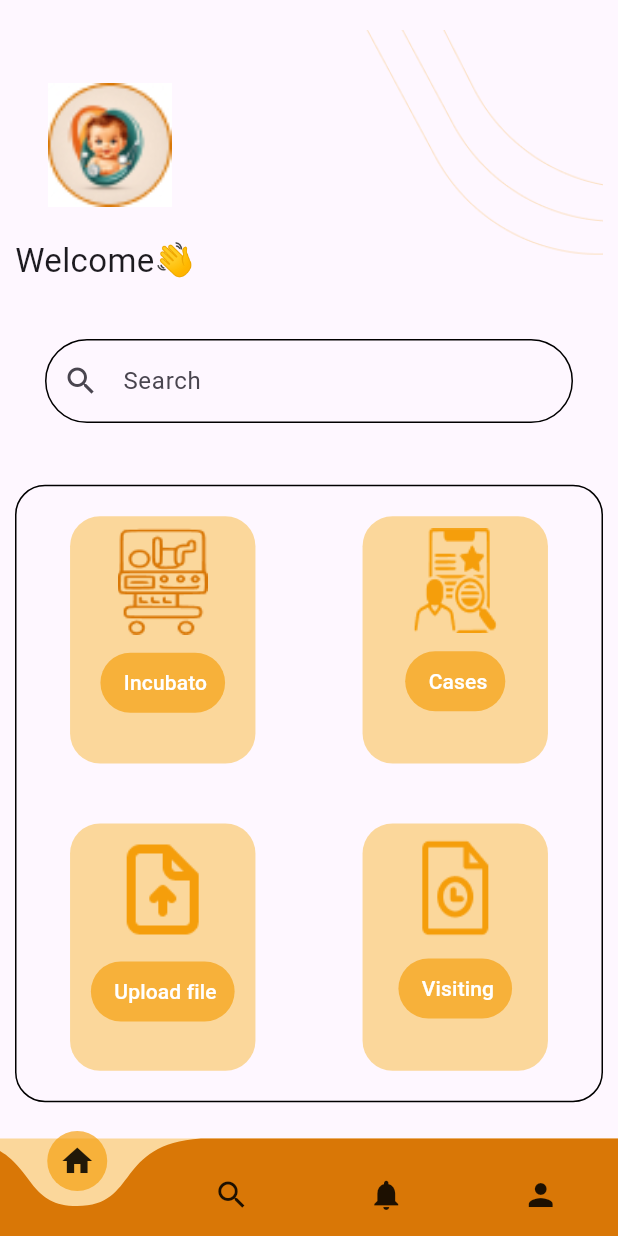
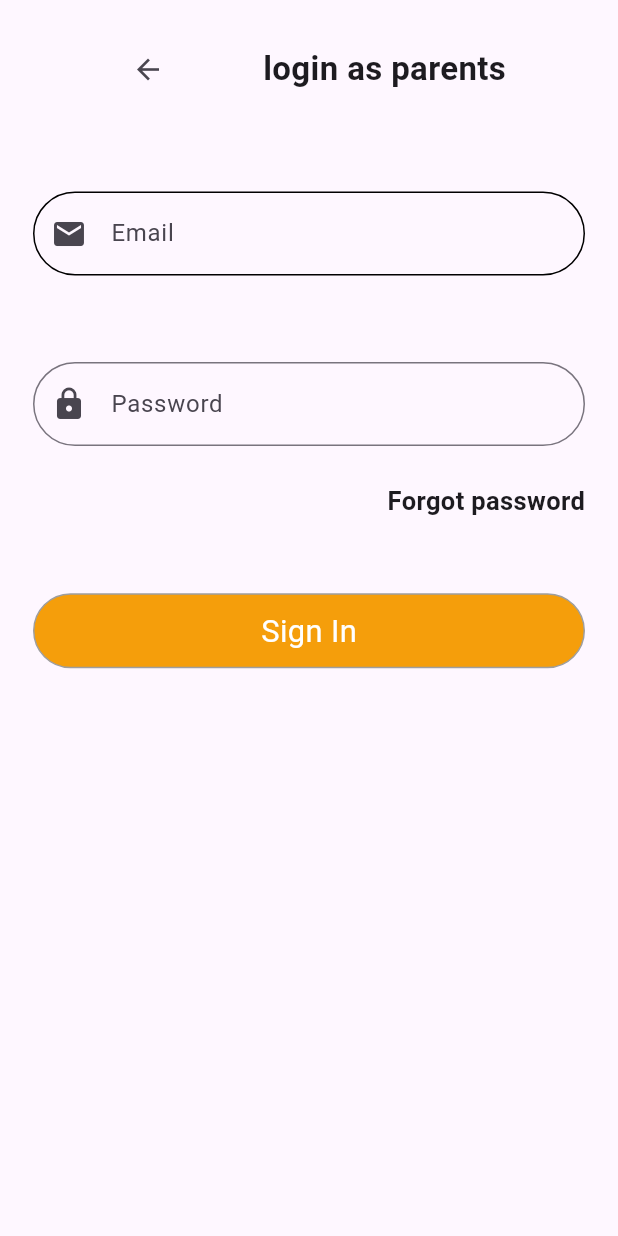
Before and after one commit to 3bdulrahmanMahmoud/graduate, a Flutter app: the screen it shows after launch, after a tap on "Skip", after a tap on "login as Incubator", on a phone screen of 412 x 824 dp. Run offline on Flutter 3.47's test engine with Material 3 defaults, Android fonts, the phone set to English and light mode, and no system bars; drawn by our look-alikes of curved_navigation_bar; our stand-ins replace animated_splash_screen, bloc, dio, flutter_bloc, google_sign_in, image_picker and 2 more; network calls fail.

Commit message:
the change in the log incubtor page

```diff
--- a/lib/main.dart
+++ b/lib/main.dart
@@ -11,6 +11,7 @@ import 'package:incubtor/pages/Incubator/incuptPage2.dart';
 import 'package:incubtor/pages/Login/Login_Page.dart';
 import 'package:incubtor/pages/Login/Sign_In_view.dart';
 import 'package:incubtor/pages/Login/register_page.dart';
+import 'package:incubtor/pages/Login/sign_In_Incubtor.dart';
 import 'package:incubtor/pages/OnboardingPage/onboarding2.dart';
 import 'package:incubtor/pages/OnboardingPage/onboarding3.dart';
 import 'package:incubtor/pages/Profiles/personal_profile.dart';
@@ -57,7 +58,8 @@ class GradutionProject extends StatelessWidget {
           'sign_in': (context) => SigninView(),
           'register': (context) => RegisterPage(),
           "search_parent_page":(context) => SearchParentPage(),
-          'splashScreen':(context) => SplashScreen()
+          'splashScreen':(context) => SplashScreen(),
+          "SignInIncubtor":(context) => SignInIncubtor(),
         },
         debugShowCheckedModeBanner: false,
         home:const  Auth(),
--- a/lib/pages/Login/Login_Page.dart
+++ b/lib/pages/Login/Login_Page.dart
@@ -45,7 +45,7 @@ class LoginPage extends StatelessWidget {
               height: heightQuery * .054,
             ),
             InkWell(
-              onTap: () => Navigator.pushNamed(context, 'homePage'),
+              onTap: () => Navigator.pushNamed(context, 'SignInIncubtor'),
               child: SizedBox(
                 width: WidthQuery * .75,
                 height: heightQuery * .072,
--- a/lib/pages/Login/register_page.dart
+++ b/lib/pages/Login/register_page.dart
@@ -3,6 +3,7 @@
 import 'package:flutter/material.dart';
 import 'package:flutter_bloc/flutter_bloc.dart';
 import 'package:incubtor/constant/constant_File.dart';
+import 'package:incubtor/core/cashe/cashe_helper.dart';
 import 'package:incubtor/cubit/User_cubit.dart';
 import 'package:incubtor/pages/Incubator/incubtPage.dart';
 import 'package:incubtor/pages/Visiting/VisitingPage.dart';
@@ -35,11 +36,13 @@ class _RegisterPageState extends State<RegisterPage> {
     return BlocConsumer<LoginCubit, LoginState>(
       listener: (context, state) {
         if (state is SignUpSuccess) {
+          casheHelper().saveData(key: "isLogin", value: true);
           ScaffoldMessenger.of(context).showSnackBar(
             SnackBar(
               content: Text(state.message),
             ),
-          );Navigator.pushNamed(context, 'homeParentPage');
+          );
+          Navigator.pushNamed(context, 'homeParentPage');
         } else if (state is SignInFailuer) {
           ScaffoldMessenger.of(context).showSnackBar(
             SnackBar(
@@ -52,7 +55,7 @@ class _RegisterPageState extends State<RegisterPage> {
         return Scaffold(
           body: SingleChildScrollView(
             child: Padding(
-              padding: const EdgeInsets.all(22.0),
+              padding: EdgeInsets.all(22.0),
               child: Column(children: [
                 heightSize,
                 //the back icon and login text
@@ -61,7 +64,7 @@ class _RegisterPageState extends State<RegisterPage> {
                   children: [
                     const BackButton(),
                     Sizebox2,
-                    const Text(
+                    Text(
                       'Sign Up',
                       style:
                           TextStyle(fontSize: 22, fontWeight: FontWeight.bold),
@@ -109,7 +112,9 @@ class _RegisterPageState extends State<RegisterPage> {
                 sized,
 
                 heightSize,
-                SizedBox(
+                state is SignUpLoading
+                    ? CircularProgressIndicator()
+                    : SizedBox(
                         width: WidthQuery * .8,
                         height: heightQuery * .06,
                         child: InkWell(
@@ -139,7 +144,7 @@ class _RegisterPageState extends State<RegisterPage> {
                       },
                     ),
                     Text(
-                      'you have already an account \?  ',
+                      'you have already an account ?  ',
                       style: TextStyle(
                           fontSize: MediaQuery.sizeOf(context).width * .04),
                     ),
--- a/lib/pages/Login/signInBody.dart
+++ b/lib/pages/Login/signInBody.dart
@@ -33,7 +33,7 @@ class _LoginBodyState extends State<LoginBody> {
                   onPressed: () {
                     Navigator.pushReplacementNamed(context, "loginPage");
                   },
-                  icon:const Icon(
+                  icon: const Icon(
                     Icons.arrow_back,
                     size: 22,
                   )),
@@ -44,8 +44,8 @@ class _LoginBodyState extends State<LoginBody> {
             ],
           ),
 
-           SizedBox(
-            height: MediaQuery.sizeOf(context).height*.07,
+          SizedBox(
+            height: MediaQuery.sizeOf(context).height * .07,
           ),
 
           SizedBox(
@@ -57,7 +57,7 @@ class _LoginBodyState extends State<LoginBody> {
             ),
           ),
           SizedBox(
-            height: MediaQuery.sizeOf(context).height*.07,
+            height: MediaQuery.sizeOf(context).height * .07,
           ),
 
           TextField(
@@ -161,7 +161,7 @@ class _LoginBodyState extends State<LoginBody> {
 
           SizedBox(
             width: 350,
-            height: MediaQuery.sizeOf(context).height * .08,
+            height: MediaQuery.sizeOf(context).height * .07,
             child: InkWell(
               child: signInCaseButton(
                   color: color_buttons,
@@ -176,7 +176,7 @@ class _LoginBodyState extends State<LoginBody> {
 
           SizedBox(
             width: 200,
-            height: MediaQuery.sizeOf(context).height * .1,
+            height: MediaQuery.sizeOf(context).height * .07,
             child: signInCaseButton(
                 color: color_buttons,
                 textcase: "Sign in with Facebook",
--- /dev/null
+++ b/lib/pages/Login/sign_In_Incubtor.dart
@@ -0,0 +1,100 @@
+import 'package:flutter/material.dart';
+import 'package:incubtor/constant/constant_File.dart';
+import 'package:incubtor/pages/Login/Sign_In_view.dart';
+import 'package:incubtor/pages/Login/signInBody.dart';
+import 'package:incubtor/widgets/Add_And_delete_case_button.dart';
+import 'package:incubtor/widgets/Login_Field.dart';
+
+class SignInIncubtor extends StatelessWidget {
+  SignInIncubtor({super.key});
+  TextEditingController signInEmail = TextEditingController();
+  TextEditingController signInPassword = TextEditingController();
+
+  @override
+  Widget build(BuildContext context) {
+    return Scaffold(
+      body: Padding(
+        padding: const EdgeInsets.all(22.0),
+        child: ListView(
+          children: [
+            //the back icon and login text
+
+            Row(
+              mainAxisAlignment: MainAxisAlignment.spaceEvenly,
+              children: [
+                IconButton(
+                    onPressed: () {
+                      Navigator.pushReplacementNamed(context, "loginPage");
+                    },
+                    icon: const Icon(
+                      Icons.arrow_back,
+                      size: 22,
+                    )),
+                const Text(
+                  'login as parents',
+                  style: TextStyle(fontSize: 22, fontWeight: FontWeight.bold),
+                ),
+              ],
+            ),
+
+            SizedBox(
+              height: MediaQuery.sizeOf(context).height * .07,
+            ),
+
+            SizedBox(
+              width: 200,
+              child: LOgInField(
+                mycontroler: SignInEmail,
+                icon: const Icon(Icons.email),
+                text: 'Email',
+              ),
+            ),
+            SizedBox(
+              height: MediaQuery.sizeOf(context).height * .07,
+            ),
+
+            TextField(
+              controller: SignInpassword,
+              decoration: InputDecoration(
+                hintText: "Password",
+                prefixIcon: Icon(Icons.lock),
+                border: OutlineInputBorder(
+                    borderRadius: BorderRadius.circular(32),
+                    borderSide: const BorderSide(color: Colors.black)),
+              ),
+            ),
+            SizedBox(
+              height: MediaQuery.sizeOf(context).height * .03,
+            ),
+
+            const Row(
+              mainAxisAlignment: MainAxisAlignment.end,
+              children: [
+                Text(
+                  'Forgot password',
+                  style: TextStyle(fontSize: 17, fontWeight: FontWeight.bold),
+                ),
+              ],
+            ),
+            SizedBox(
+              height: MediaQuery.sizeOf(context).height * .06,
+            ),
+
+            SizedBox(
+              width: 200,
+              height: 50,
+              child: InkWell(
+                onTap: () =>
+                    Navigator.pushReplacementNamed(context, 'homePage'),
+                child: CaseButton(
+                    color: color_buttons,
+                    textcase: "Sign In",
+                    TextColor: Colors.white),
+              ),
+            ),
+          ],
+        ),
+      ),
+    );
+  }
+}
```
Lines whose indentation alone changed are shown as unchanged.
